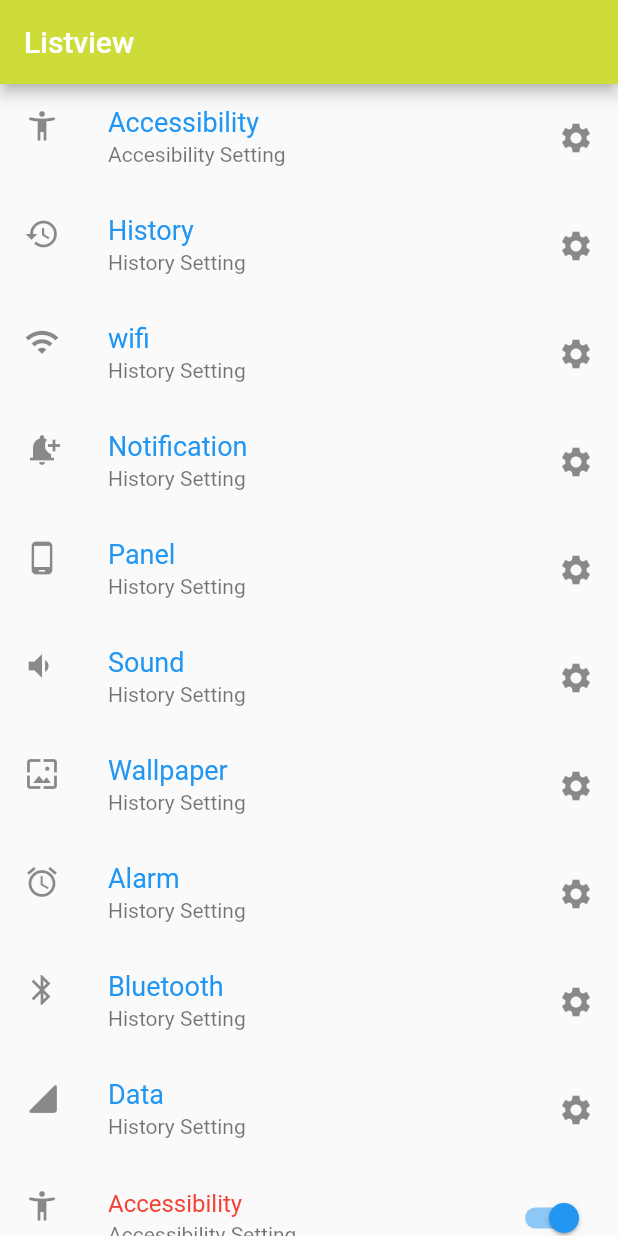
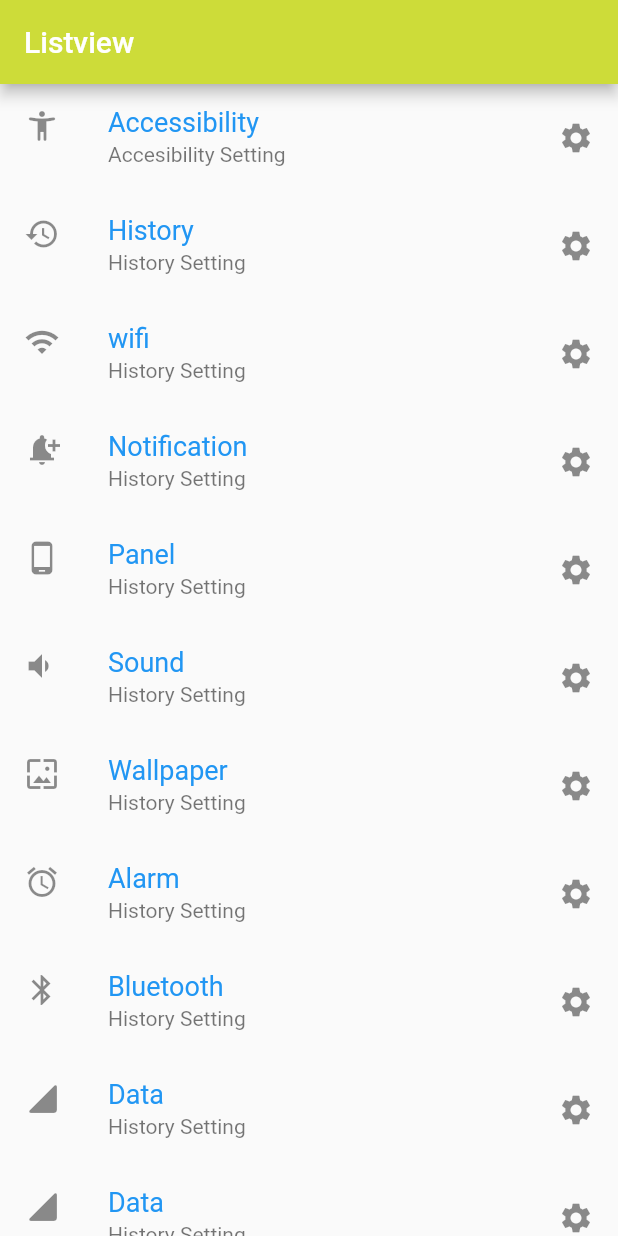
Before and after one commit to AryaYoo/praktikum_pertemuan_7_guided, a Flutter app: the screen it shows after launch, on a phone screen of 412 x 824 dp. Run offline on Flutter 3.47's test engine with Material 2 defaults, Android fonts, the phone set to English and light mode, and no system bars.

Commit message:
guided revisi

```diff
--- a/lib/main.dart
+++ b/lib/main.dart
@@ -12,7 +12,7 @@ class MyApp extends StatefulWidget {
 }
 
 class _MyAppState extends State<MyApp> {
-  List<Widget> WidgetAgung = [];
+  List<Widget> WidgeArya = [];
   static const TEXT_STYLE_NORMAL = const TextStyle(
       color: Colors.blue, fontSize: 18, fontWeight: FontWeight.normal);
 
@@ -156,31 +156,17 @@ class _MyAppState extends State<MyApp> {
               trailing: Icon(Icons.settings),
               onTap: () => select(0),
             )),
-            (SwitchListTile(
+            (ListTile(
+              leading: Icon(Icons.signal_cellular_4_bar_rounded),
               title: Text(
-                "Accessibility",
+                "Data",
                 style: _selectedinbox == 1
-                    ? TextStyle(
-                        color: Colors
-                            .red, // Mengatur warna teks menjadi merah saat Switch aktif
-                        // Atur atribut teks lainnya sesuai kebutuhan
-                      )
-                    : TextStyle(
-                        color: Colors
-                            .black, // Atur warna teks sesuai kebutuhan ketika Switch non-aktif
-                        // Atur atribut teks lainnya sesuai kebutuhan
-                      ),
+                    ? TEXT_STYLE_SELECTED
+                    : TEXT_STYLE_NORMAL,
               ),
-              subtitle: Text("Accessibility Setting"),
-              secondary: Icon(Icons.accessibility_new_rounded),
-              value: _selectedinbox == 1, // Gunakan nilai sesuai keadaan Anda
-              onChanged: (bool newValue) {
-                if (newValue) {
-                  select(1);
-                } else {
-                  // Handle jika switch dimatikan
-                }
-              },
+              subtitle: Text("History Setting"),
+              trailing: Icon(Icons.settings),
+              onTap: () => select(0),
             )),
           ],
         ),
```
